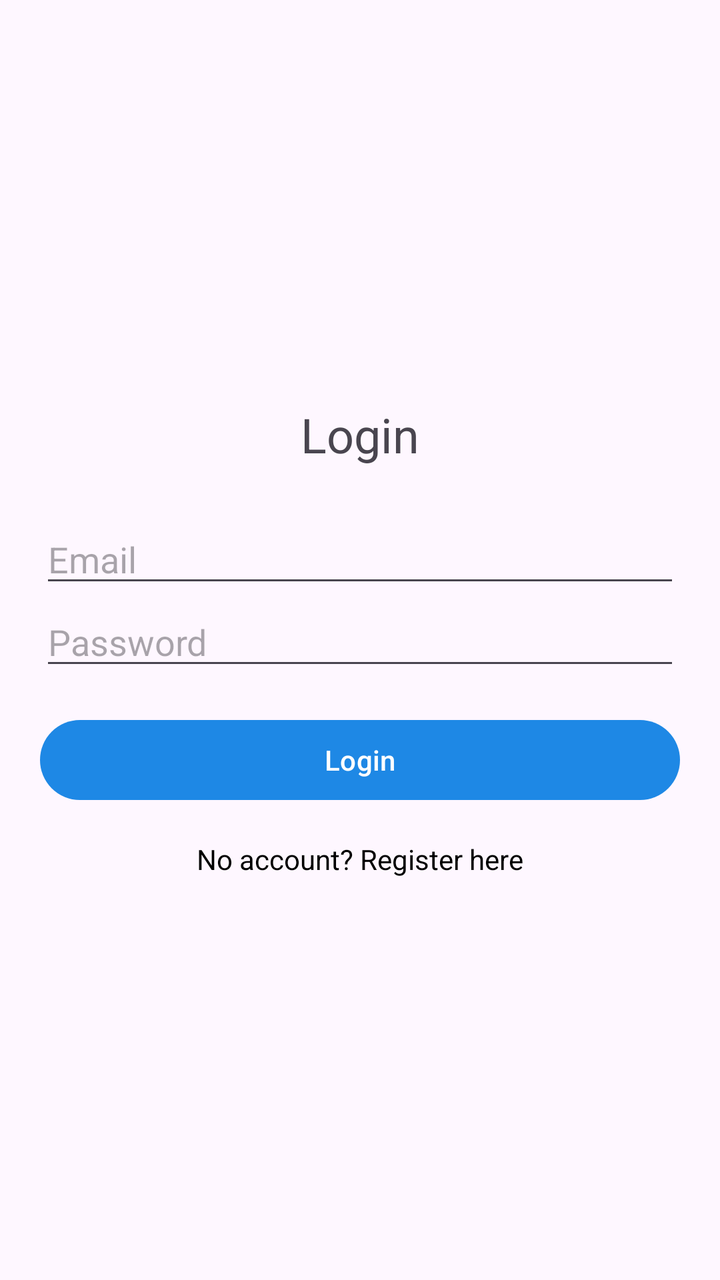
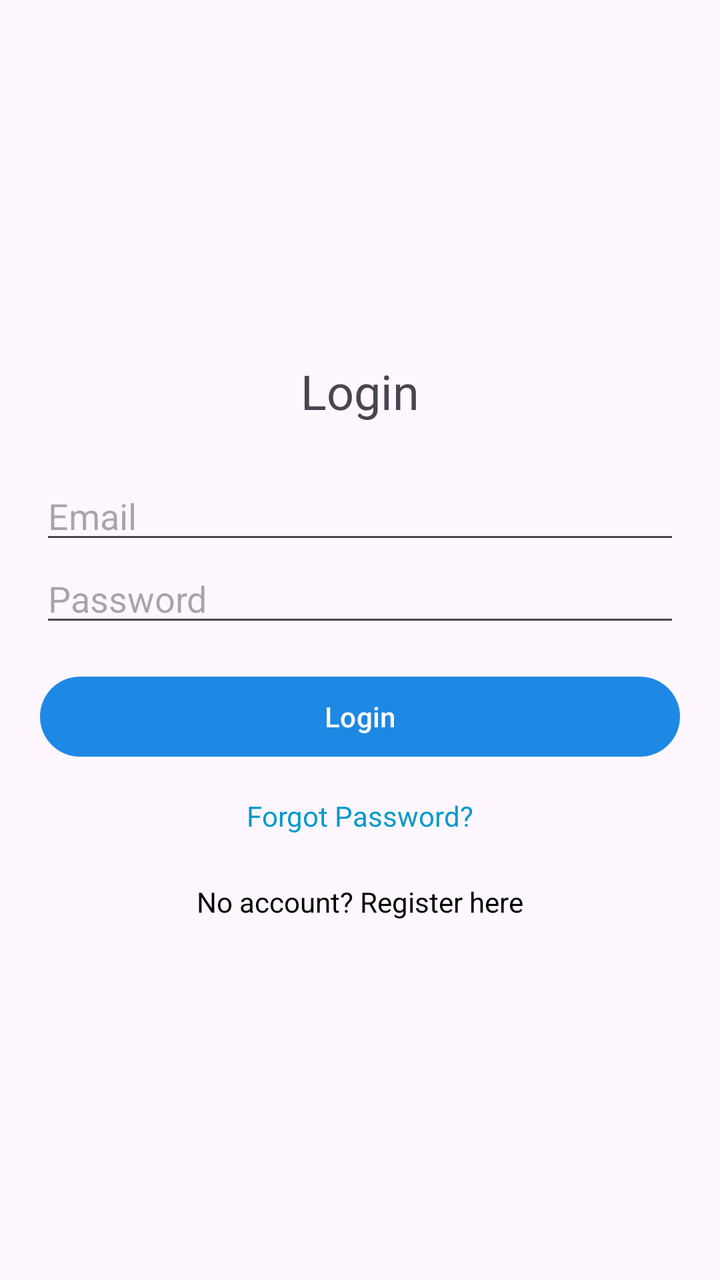

The first picture is an Android layout as it rendered before a commit; the second is the same layout after the commit. The layout source and the unified diff follow.
<!-- AndroidManifest.xml: application theme Theme.Watchlist -->
<!-- res/layout/fragment_first.xml -->
<LinearLayout xmlns:android="http://schemas.android.com/apk/res/android"
    android:layout_width="match_parent"
    android:layout_height="match_parent"
    android:orientation="vertical"
    android:padding="20dp"
    android:gravity="center">

    <TextView
        android:layout_width="wrap_content"
        android:layout_height="wrap_content"
        android:text="Login"
        android:textSize="24sp"
        android:layout_marginBottom="24dp"/>

    <EditText
        android:id="@+id/et_email"
        android:layout_width="match_parent"
        android:layout_height="wrap_content"
        android:hint="Email"
        android:inputType="text|textEmailAddress" />

    <EditText
        android:id="@+id/et_password"
        android:layout_width="match_parent"
        android:layout_height="wrap_content"
        android:hint="Password"
        android:inputType="textPassword" />

    <Button
        android:id="@+id/btn_login"
        android:layout_width="match_parent"
        android:layout_height="wrap_content"
        android:text="Login"
        android:layout_marginTop="16dp"/>

    <TextView
        android:id="@+id/tv_go_to_register"
        android:layout_width="wrap_content"
        android:layout_height="wrap_content"
        android:text="No account? Register here"
        android:textColor="@color/black"
        android:layout_marginTop="16dp"/>
</LinearLayout>
<!-- resources referenced by this layout -->
<resources>
  <color name="black">#000000</color>
  <style name="Theme.Watchlist" parent="Base.Theme.Watchlist" />
  <style name="Base.Theme.Watchlist" parent="Theme.Material3.DayNight.NoActionBar">
          
          <item name="colorPrimary">@color/primary_color</item>
          <item name="colorPrimaryVariant">@color/primary_dark_color</item>
          <item name="colorOnPrimary">@color/white</item>
          
          <item name="colorSecondary">@color/accent_color</item>
      </style>
  <color name="primary_color">#1E88E5</color>
  <color name="primary_dark_color">#1565C0</color>
  <color name="white">#FFFFFFFF</color>
  <color name="accent_color">#FF4081</color>
</resources>

<!-- the commit's change to res/layout/fragment_first.xml (unified diff, before → after) -->
@@ -34,6 +34,15 @@
         android:layout_marginTop="16dp"/>
 
     <TextView
+        android:id="@+id/tv_forgot_password"
+        android:layout_width="wrap_content"
+        android:layout_height="wrap_content"
+        android:text="Forgot Password?"
+        android:textColor="@android:color/holo_blue_dark"
+        android:layout_marginTop="8dp"
+        android:padding="8dp"/>
+
+    <TextView
         android:id="@+id/tv_go_to_register"
         android:layout_width="wrap_content"
         android:layout_height="wrap_content"
